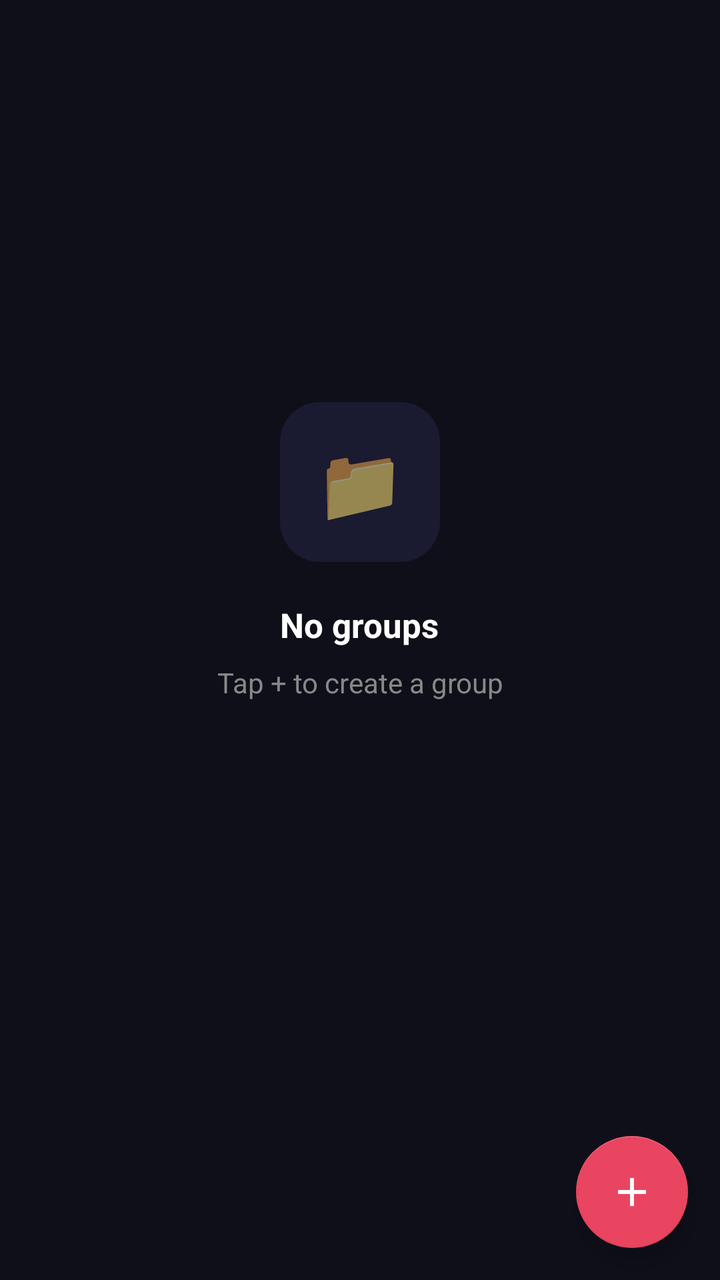
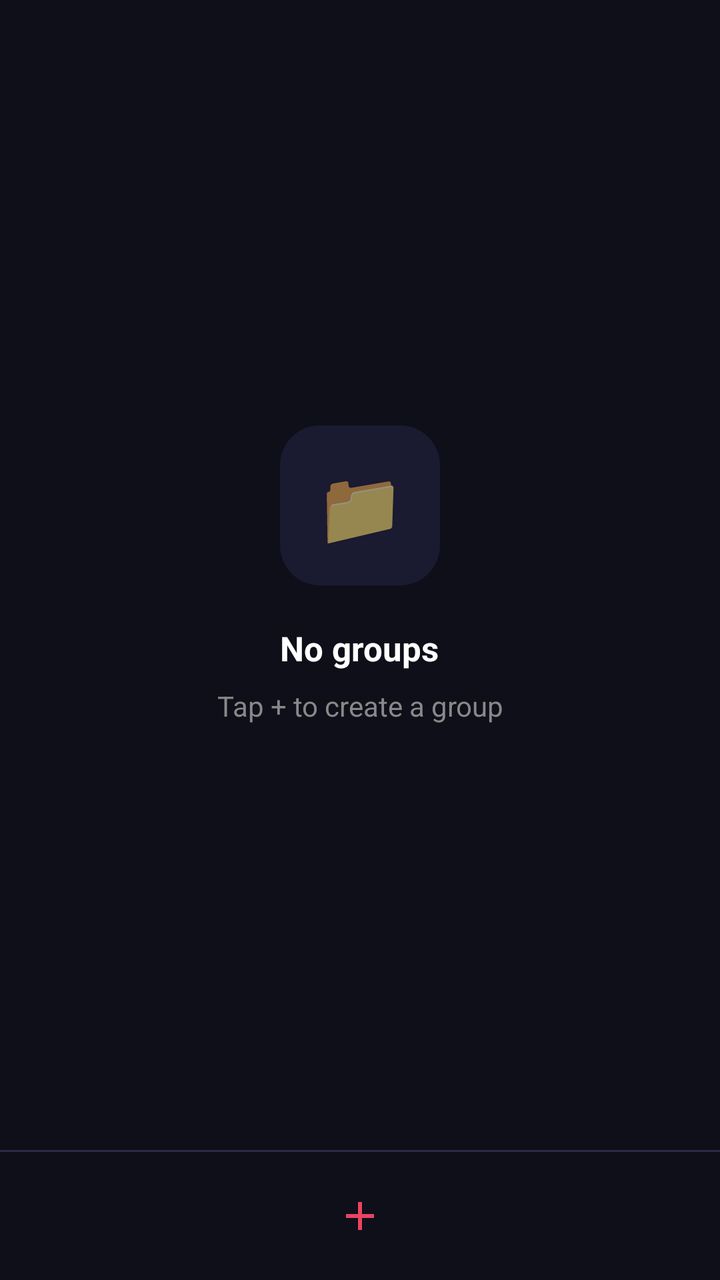

The first picture is an Android layout as it rendered before a commit; the second is the same layout after the commit. The layout source and the unified diff follow.
<!-- AndroidManifest.xml: application theme Theme.ITNSecureBrowser -->
<!-- res/layout/fragment_groups.xml -->
<?xml version="1.0" encoding="utf-8"?>
<LinearLayout xmlns:android="http://schemas.android.com/apk/res/android"
    xmlns:app="http://schemas.android.com/apk/res-auto"
    android:layout_width="match_parent"
    android:layout_height="match_parent"
    android:orientation="vertical"
    android:background="@color/bg_page">

    
    <LinearLayout
        android:id="@+id/emptyState"
        android:layout_width="match_parent"
        android:layout_height="0dp"
        android:layout_weight="1"
        android:orientation="vertical"
        android:gravity="center"
        android:visibility="visible"
        android:paddingStart="32dp"
        android:paddingEnd="32dp">

        <FrameLayout
            android:layout_width="80dp"
            android:layout_height="80dp"
            android:background="@drawable/bg_empty_state_card"
            android:layout_marginBottom="20dp">

            <TextView
                android:layout_width="wrap_content"
                android:layout_height="wrap_content"
                android:text="📁"
                android:textSize="36sp"
                android:layout_gravity="center" />
        </FrameLayout>

        <TextView
            android:layout_width="wrap_content"
            android:layout_height="wrap_content"
            android:text="@string/groups_empty_title"
            android:textColor="@color/text_primary"
            android:textSize="17sp"
            android:textStyle="bold" />

        <TextView
            android:layout_width="wrap_content"
            android:layout_height="wrap_content"
            android:text="@string/groups_empty_hint"
            android:textColor="@color/text_secondary"
            android:textSize="14sp"
            android:layout_marginTop="8dp"
            android:gravity="center" />
    </LinearLayout>

    <androidx.recyclerview.widget.RecyclerView
        android:id="@+id/groupsList"
        android:layout_width="match_parent"
        android:layout_height="0dp"
        android:layout_weight="1"
        android:visibility="gone"
        android:clipToPadding="false"
        android:paddingStart="12dp"
        android:paddingEnd="12dp"
        android:paddingTop="12dp"
        android:paddingBottom="88dp" />

    <FrameLayout
        android:layout_width="match_parent"
        android:layout_height="wrap_content">

        <com.google.android.material.floatingactionbutton.FloatingActionButton
            android:id="@+id/fabAddGroup"
            android:layout_width="wrap_content"
            android:layout_height="wrap_content"
            android:layout_gravity="end|bottom"
            android:layout_margin="16dp"
            android:src="@drawable/ic_add"
            android:contentDescription="Add group"
            app:backgroundTint="@color/accent"
            app:tint="#FFFFFF"
            app:shapeAppearanceOverlay="@style/ShapeAppearanceOverlay.FAB" />
    </FrameLayout>

</LinearLayout>
<!-- resources referenced by this layout -->
<resources>
  <color name="accent">#E94560</color>
  <color name="bg_page">#0F0F1A</color>
  <color name="text_primary">#FFFFFF</color>
  <color name="text_secondary">#888888</color>
  <!-- drawable bg_empty_state_card (drawable) -->
  <?xml version="1.0" encoding="utf-8"?>
  <shape xmlns:android="http://schemas.android.com/apk/res/android"
      android:shape="rectangle">
      <corners android:radius="20dp" />
      <solid android:color="@color/empty_icon_bg" />
  </shape>
  <!-- drawable ic_add (drawable) -->
  <vector xmlns:android="http://schemas.android.com/apk/res/android"
      android:width="24dp"
      android:height="24dp"
      android:viewportWidth="24"
      android:viewportHeight="24">
      <path
          android:fillColor="#FFFFFF"
          android:pathData="M19,13h-6v6h-2v-6H5v-2h6V5h2v6h6v2z" />
  </vector>
  <string name="groups_empty_hint">Tap + to create a group</string>
  <string name="groups_empty_title">No groups</string>
  <style name="ShapeAppearanceOverlay.FAB" parent="">
          <item name="cornerSize">50%</item>
      </style>
  <style name="Theme.ITNSecureBrowser" parent="Theme.MaterialComponents.DayNight.NoActionBar">
          <item name="colorPrimary">@color/tab_active</item>
          <item name="colorPrimaryVariant">@color/bg_tab_bar</item>
          <item name="colorOnPrimary">@color/text_primary</item>
          <item name="colorSecondary">@color/accent</item>
          <item name="colorOnSecondary">@color/text_primary</item>
          <item name="android:windowBackground">@color/bg_toolbar</item>
          <item name="android:statusBarColor">@color/bg_tab_bar</item>
          <item name="android:navigationBarColor">@color/bg_tab_bar</item>
          <item name="android:windowLightStatusBar">false</item>
      </style>
  <color name="empty_icon_bg">#1A1A30</color>
  <color name="tab_active">#0F3460</color>
  <color name="bg_tab_bar">#1A1A2E</color>
  <color name="bg_toolbar">#16213E</color>
</resources>

<!-- the commit's change to res/layout/fragment_groups.xml (unified diff, before → after) -->
@@ -1,6 +1,5 @@
 <?xml version="1.0" encoding="utf-8"?>
 <LinearLayout xmlns:android="http://schemas.android.com/apk/res/android"
-    xmlns:app="http://schemas.android.com/apk/res-auto"
     android:layout_width="match_parent"
     android:layout_height="match_parent"
     android:orientation="vertical"
@@ -60,23 +59,25 @@
         android:paddingStart="12dp"
         android:paddingEnd="12dp"
         android:paddingTop="12dp"
-        android:paddingBottom="88dp" />
+        android:paddingBottom="12dp" />
 
-    <FrameLayout
+    
+    <View
         android:layout_width="match_parent"
-        android:layout_height="wrap_content">
+        android:layout_height="1dp"
+        android:background="@color/divider" />
 
-        <com.google.android.material.floatingactionbutton.FloatingActionButton
-            android:id="@+id/fabAddGroup"
-            android:layout_width="wrap_content"
-            android:layout_height="wrap_content"
-            android:layout_gravity="end|bottom"
-            android:layout_margin="16dp"
-            android:src="@drawable/ic_add"
-            android:contentDescription="Add group"
-            app:backgroundTint="@color/accent"
-            app:tint="#FFFFFF"
-            app:shapeAppearanceOverlay="@style/ShapeAppearanceOverlay.FAB" />
-    </FrameLayout>
+    
+    <ImageButton
+        android:id="@+id/btnAddGroup"
+        android:layout_width="match_parent"
+        android:layout_height="64dp"
+        android:src="@drawable/ic_add"
+        android:tint="@color/accent"
+        android:background="?attr/selectableItemBackground"
+        android:padding="18dp"
+        android:clickable="true"
+        android:focusable="true"
+        android:contentDescription="Add group" />
 
 </LinearLayout>
<!-- resource entries referenced after the edit -->
@@ -2,6 +2,7 @@
 <resources>
   <color name="accent">#E94560</color>
   <color name="bg_page">#0F0F1A</color>
+  <color name="divider">#2A2A4A</color>
   <color name="text_primary">#FFFFFF</color>
   <color name="text_secondary">#888888</color>
   <!-- drawable bg_empty_state_card (drawable) -->
@@ -23,9 +24,6 @@
   </vector>
   <string name="groups_empty_hint">Tap + to create a group</string>
   <string name="groups_empty_title">No groups</string>
-  <style name="ShapeAppearanceOverlay.FAB" parent="">
-          <item name="cornerSize">50%</item>
-      </style>
   <style name="Theme.ITNSecureBrowser" parent="Theme.MaterialComponents.DayNight.NoActionBar">
           <item name="colorPrimary">@color/tab_active</item>
           <item name="colorPrimaryVariant">@color/bg_tab_bar</item>
